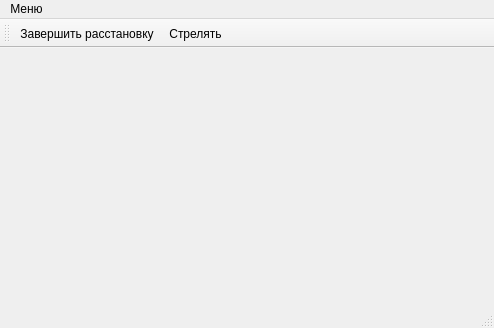
IlyaBoykoProgr/qt-cpp, file seaWars-client/mainwindow.ui: the form before one commit.
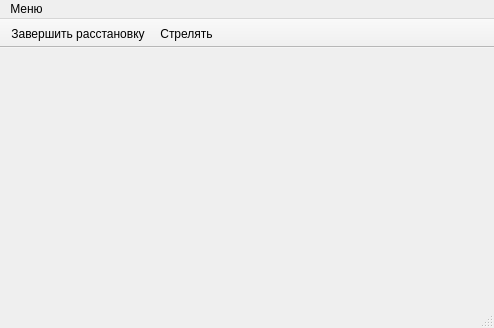
The form after the commit. Icons and pictures are not drawn.

```diff
--- a/seaWars-client/mainwindow.ui
+++ b/seaWars-client/mainwindow.ui
@@ -55,6 +55,9 @@
    <property name="windowTitle">
     <string>toolBar</string>
    </property>
+   <property name="movable">
+    <bool>false</bool>
+   </property>
    <attribute name="toolBarArea">
     <enum>TopToolBarArea</enum>
    </attribute>
```
